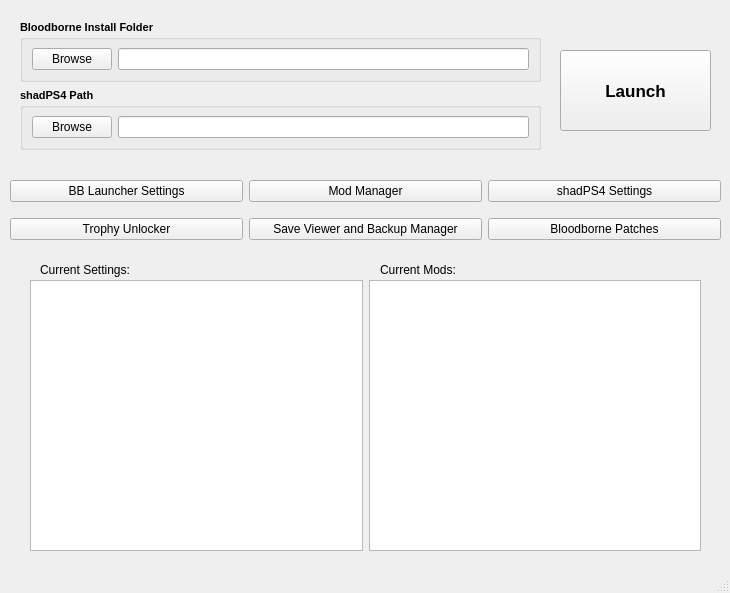
Qt form modules/bblauncher.ui (rainmakerv3/BB_Launcher) before a commit.
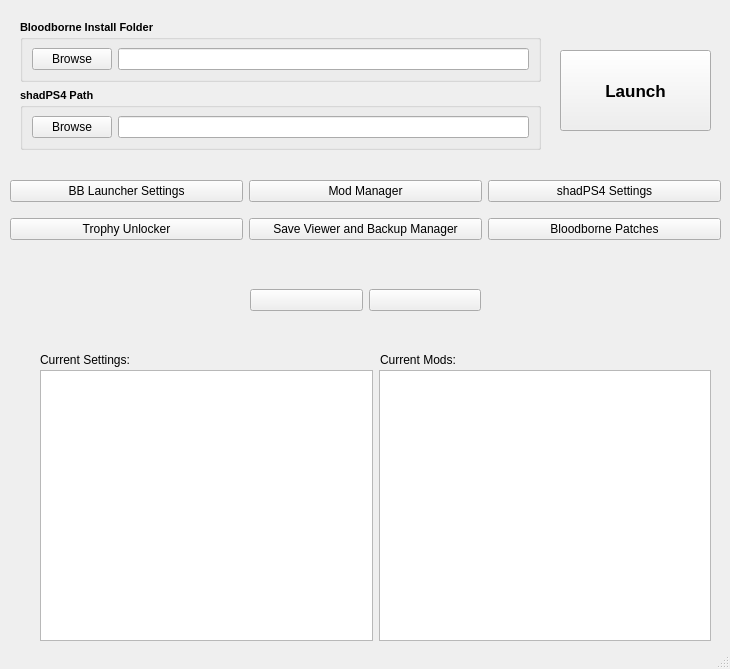
The same form after that commit.

Commit message: Add remapping buttons

The edit to the form file:
```diff
--- a/modules/bblauncher.ui
+++ b/modules/bblauncher.ui
@@ -10,7 +10,7 @@
     <x>0</x>
     <y>0</y>
     <width>730</width>
-    <height>593</height>
+    <height>669</height>
    </rect>
   </property>
   <property name="sizePolicy">
@@ -46,7 +46,7 @@
     <property name="geometry">
      <rect>
       <x>40</x>
-      <y>260</y>
+      <y>350</y>
       <width>131</width>
       <height>20</height>
      </rect>
@@ -59,7 +59,7 @@
     <property name="geometry">
      <rect>
       <x>380</x>
-      <y>260</y>
+      <y>350</y>
       <width>131</width>
       <height>20</height>
      </rect>
@@ -71,8 +71,8 @@
    <widget class="QWidget" name="horizontalLayoutWidget_2">
     <property name="geometry">
      <rect>
-      <x>30</x>
-      <y>280</y>
+      <x>40</x>
+      <y>370</y>
       <width>671</width>
       <height>271</height>
      </rect>
@@ -354,6 +354,44 @@
      </item>
     </layout>
    </widget>
+   <widget class="QWidget" name="horizontalLayoutWidget">
+    <property name="geometry">
+     <rect>
+      <x>250</x>
+      <y>260</y>
+      <width>231</width>
+      <height>80</height>
+     </rect>
+    </property>
+    <layout class="QHBoxLayout" name="horizontalLayout_8">
+     <item>
+      <widget class="QPushButton" name="ControllerButton">
+       <property name="text">
+        <string/>
+       </property>
+       <property name="iconSize">
+        <size>
+         <width>48</width>
+         <height>48</height>
+        </size>
+       </property>
+      </widget>
+     </item>
+     <item>
+      <widget class="QPushButton" name="KBMButton">
+       <property name="text">
+        <string/>
+       </property>
+       <property name="iconSize">
+        <size>
+         <width>48</width>
+         <height>48</height>
+        </size>
+       </property>
+      </widget>
+     </item>
+    </layout>
+   </widget>
   </widget>
   <widget class="QStatusBar" name="statusbar"/>
  </widget>
```
Left out of the diff: 14 changed lines with no effect on the pictures. The commit also changes 16 other files.
